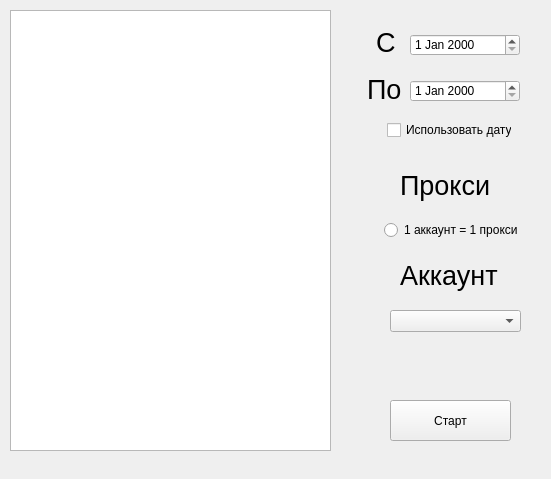
This is ui/parser.ui in MarkMarus/redditbot as Qt 5 draws it before an edit. The edited form follows.
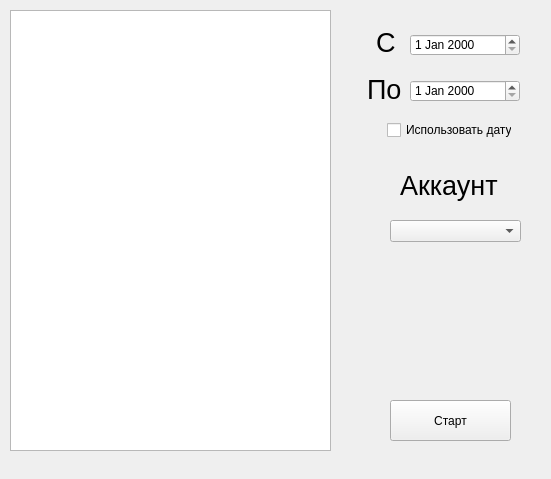
This is the edited form.

What changed in the file:
```diff
--- a/ui/parser.ui
+++ b/ui/parser.ui
@@ -93,37 +93,6 @@
      </rect>
     </property>
    </widget>
-   <widget class="QLabel" name="label_4">
-    <property name="geometry">
-     <rect>
-      <x>400</x>
-      <y>170</y>
-      <width>91</width>
-      <height>31</height>
-     </rect>
-    </property>
-    <property name="font">
-     <font>
-      <pointsize>20</pointsize>
-     </font>
-    </property>
-    <property name="text">
-     <string>Прокси</string>
-    </property>
-   </widget>
-   <widget class="QRadioButton" name="proxy1">
-    <property name="geometry">
-     <rect>
-      <x>384</x>
-      <y>220</y>
-      <width>141</width>
-      <height>20</height>
-     </rect>
-    </property>
-    <property name="text">
-     <string>1 аккаунт = 1 прокси</string>
-    </property>
-   </widget>
    <widget class="QPushButton" name="start">
     <property name="geometry">
      <rect>
@@ -141,7 +110,7 @@
     <property name="geometry">
      <rect>
       <x>400</x>
-      <y>260</y>
+      <y>170</y>
       <width>101</width>
       <height>31</height>
      </rect>
@@ -159,7 +128,7 @@
     <property name="geometry">
      <rect>
       <x>390</x>
-      <y>310</y>
+      <y>220</y>
       <width>131</width>
       <height>22</height>
      </rect>
```
